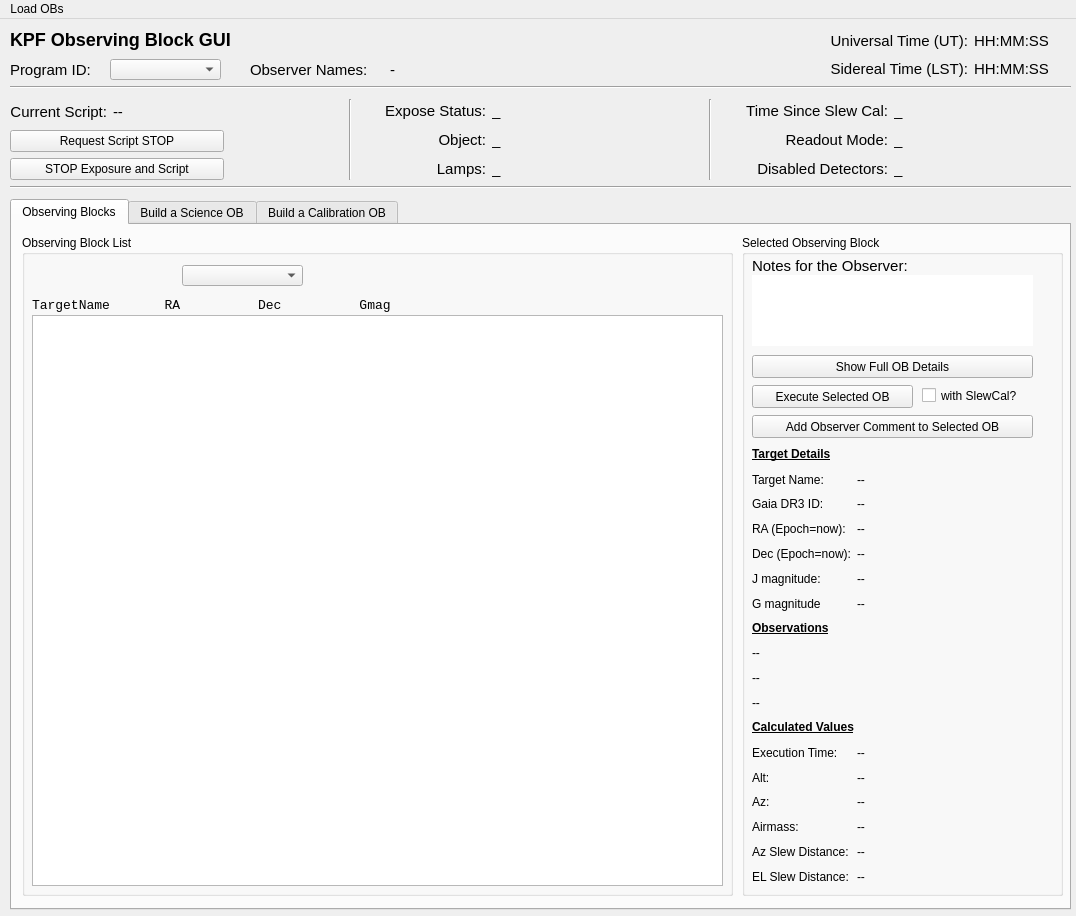
Qt form kpf/OB_GUI/KPF_OB_GUI.ui (KeckObservatory/KPFTranslator) before a commit.
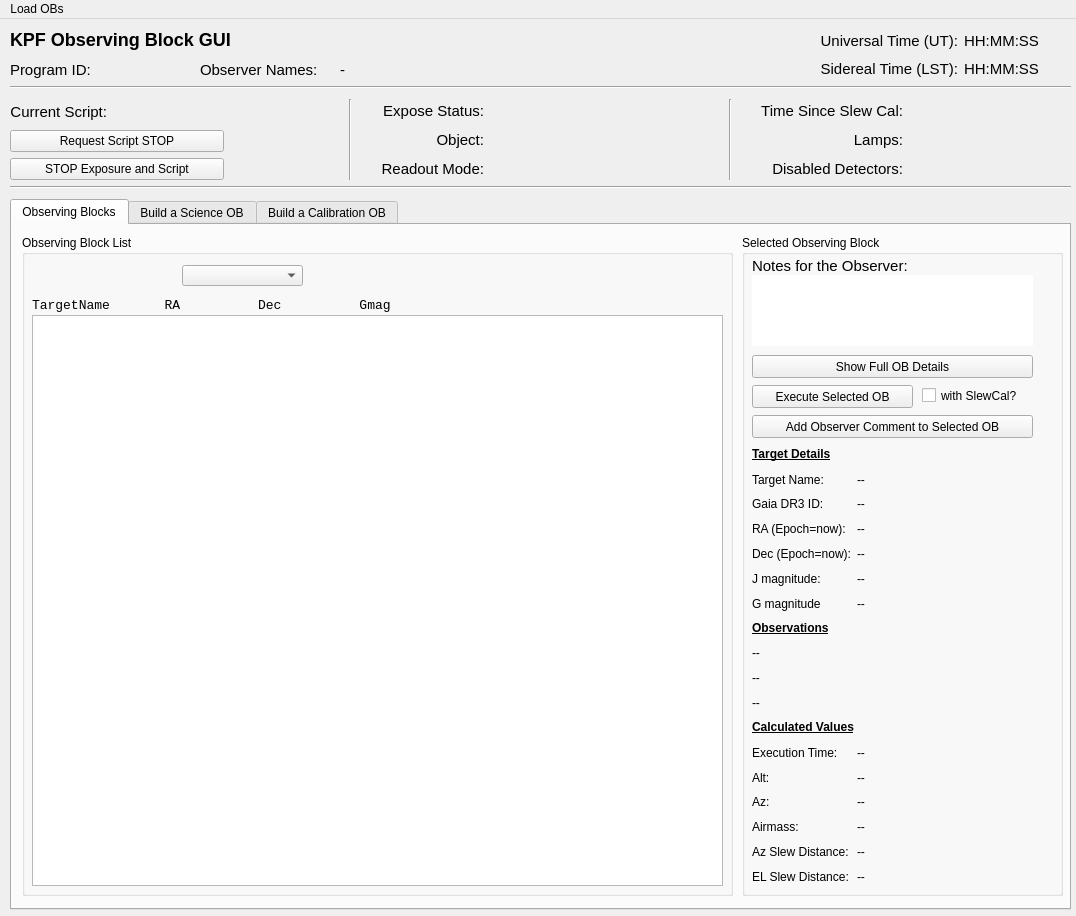
The same form after that commit.

Commit message: Load OBs from menu bar, not main GUI

The edit to the form file:
```diff
--- a/kpf/OB_GUI/KPF_OB_GUI.ui
+++ b/kpf/OB_GUI/KPF_OB_GUI.ui
@@ -75,7 +75,7 @@
         <number>1</number>
        </property>
        <property name="text">
-        <string>--</string>
+        <string> </string>
        </property>
       </widget>
      </item>
@@ -143,11 +143,11 @@
      <rect>
       <x>360</x>
       <y>80</y>
-      <width>341</width>
+      <width>361</width>
       <height>81</height>
      </rect>
     </property>
-    <layout class="QGridLayout" name="status_layout" rowstretch="100,100,100" columnstretch="60,100">
+    <layout class="QGridLayout" name="status_layout" rowstretch="100,100,100" columnstretch="35,65">
      <property name="sizeConstraint">
       <enum>QLayout::SetDefaultConstraint</enum>
      </property>
@@ -162,7 +162,7 @@
         </font>
        </property>
        <property name="text">
-        <string>_</string>
+        <string> </string>
        </property>
       </widget>
      </item>
@@ -204,19 +204,19 @@
         </font>
        </property>
        <property name="text">
-        <string>_</string>
+        <string> </string>
        </property>
       </widget>
      </item>
      <item row="2" column="0">
-      <widget class="QLabel" name="label_11">
+      <widget class="QLabel" name="label_13">
        <property name="font">
         <font>
          <pointsize>11</pointsize>
         </font>
        </property>
        <property name="text">
-        <string>Lamps:</string>
+        <string>Readout Mode:</string>
        </property>
        <property name="alignment">
         <set>Qt::AlignRight|Qt::AlignTrailing|Qt::AlignVCenter</set>
@@ -224,14 +224,14 @@
       </widget>
      </item>
      <item row="2" column="1">
-      <widget class="QLabel" name="LampsValue">
+      <widget class="QLabel" name="readout_mode_value">
        <property name="font">
         <font>
          <pointsize>11</pointsize>
         </font>
        </property>
        <property name="text">
-        <string>_</string>
+        <string> </string>
        </property>
       </widget>
      </item>
@@ -240,9 +240,9 @@
    <widget class="QWidget" name="gridLayoutWidget_8">
     <property name="geometry">
      <rect>
-      <x>720</x>
+      <x>740</x>
       <y>80</y>
-      <width>341</width>
+      <width>331</width>
       <height>81</height>
      </rect>
     </property>
@@ -280,21 +280,6 @@
        </property>
       </widget>
      </item>
-     <item row="1" column="0">
-      <widget class="QLabel" name="label_13">
-       <property name="font">
-        <font>
-         <pointsize>11</pointsize>
-        </font>
-       </property>
-       <property name="text">
-        <string>Readout Mode:</string>
-       </property>
-       <property name="alignment">
-        <set>Qt::AlignRight|Qt::AlignTrailing|Qt::AlignVCenter</set>
-       </property>
-      </widget>
-     </item>
      <item row="0" column="1">
       <widget class="QLabel" name="slewcaltime_value">
        <property name="font">
@@ -303,19 +288,7 @@
         </font>
        </property>
        <property name="text">
-        <string>_</string>
-       </property>
-      </widget>
-     </item>
-     <item row="1" column="1">
-      <widget class="QLabel" name="readout_mode_value">
-       <property name="font">
-        <font>
-         <pointsize>11</pointsize>
-        </font>
-       </property>
-       <property name="text">
-        <string>_</string>
+        <string> </string>
        </property>
       </widget>
      </item>
@@ -327,7 +300,34 @@
         </font>
        </property>
        <property name="text">
-        <string>_</string>
+        <string> </string>
+       </property>
+      </widget>
+     </item>
+     <item row="1" column="0">
+      <widget class="QLabel" name="label_11">
+       <property name="font">
+        <font>
+         <pointsize>11</pointsize>
+        </font>
+       </property>
+       <property name="text">
+        <string>Lamps:</string>
+       </property>
+       <property name="alignment">
+        <set>Qt::AlignRight|Qt::AlignTrailing|Qt::AlignVCenter</set>
+       </property>
+      </widget>
+     </item>
+     <item row="1" column="1">
+      <widget class="QLabel" name="LampsValue">
+       <property name="font">
+        <font>
+         <pointsize>11</pointsize>
+        </font>
+       </property>
+       <property name="text">
+        <string> </string>
        </property>
       </widget>
      </item>
@@ -349,7 +349,7 @@
    <widget class="Line" name="line_6">
     <property name="geometry">
      <rect>
-      <x>700</x>
+      <x>720</x>
       <y>80</y>
       <width>20</width>
       <height>81</height>
@@ -804,7 +804,7 @@
    <widget class="QLabel" name="label_89">
     <property name="geometry">
      <rect>
-      <x>250</x>
+      <x>200</x>
       <y>40</y>
       <width>131</width>
       <height>21</height>
@@ -819,30 +819,12 @@
      <string>Observer Names:</string>
     </property>
    </widget>
-   <widget class="QLabel" name="label_87">
-    <property name="geometry">
-     <rect>
-      <x>10</x>
-      <y>40</y>
-      <width>101</width>
-      <height>21</height>
-     </rect>
-    </property>
-    <property name="font">
-     <font>
-      <pointsize>11</pointsize>
-     </font>
-    </property>
-    <property name="text">
-     <string>Program ID:</string>
-    </property>
-   </widget>
    <widget class="QLabel" name="Observer">
     <property name="geometry">
      <rect>
-      <x>390</x>
+      <x>340</x>
       <y>40</y>
-      <width>431</width>
+      <width>461</width>
       <height>21</height>
      </rect>
     </property>
@@ -868,22 +850,12 @@
      <enum>Qt::Horizontal</enum>
     </property>
    </widget>
-   <widget class="QComboBox" name="ProgID">
-    <property name="geometry">
-     <rect>
-      <x>110</x>
-      <y>40</y>
-      <width>111</width>
-      <height>21</height>
-     </rect>
-    </property>
-   </widget>
    <widget class="QWidget" name="gridLayoutWidget">
     <property name="geometry">
      <rect>
-      <x>830</x>
+      <x>820</x>
       <y>10</y>
-      <width>240</width>
+      <width>251</width>
       <height>51</height>
      </rect>
     </property>
@@ -944,6 +916,42 @@
      </item>
     </layout>
    </widget>
+   <widget class="QLabel" name="ProgIDLabel">
+    <property name="geometry">
+     <rect>
+      <x>10</x>
+      <y>40</y>
+      <width>101</width>
+      <height>21</height>
+     </rect>
+    </property>
+    <property name="font">
+     <font>
+      <pointsize>11</pointsize>
+     </font>
+    </property>
+    <property name="text">
+     <string>Program ID:</string>
+    </property>
+   </widget>
+   <widget class="QLabel" name="ProgID">
+    <property name="geometry">
+     <rect>
+      <x>110</x>
+      <y>40</y>
+      <width>81</width>
+      <height>21</height>
+     </rect>
+    </property>
+    <property name="font">
+     <font>
+      <pointsize>11</pointsize>
+     </font>
+    </property>
+    <property name="text">
+     <string> </string>
+    </property>
+   </widget>
   </widget>
   <widget class="QMenuBar" name="menuBar">
    <property name="geometry">
```
Left out of the diff: 12 changed lines with no effect on the pictures. The commit also changes 1 other file.
